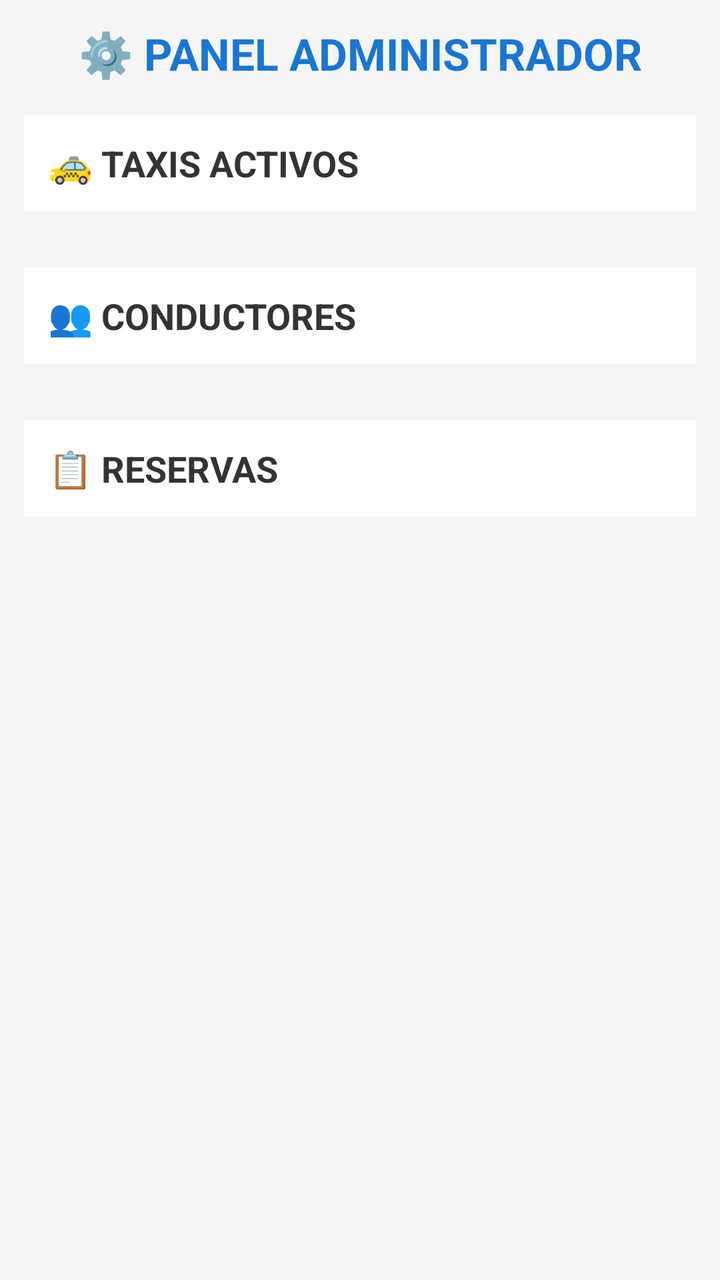
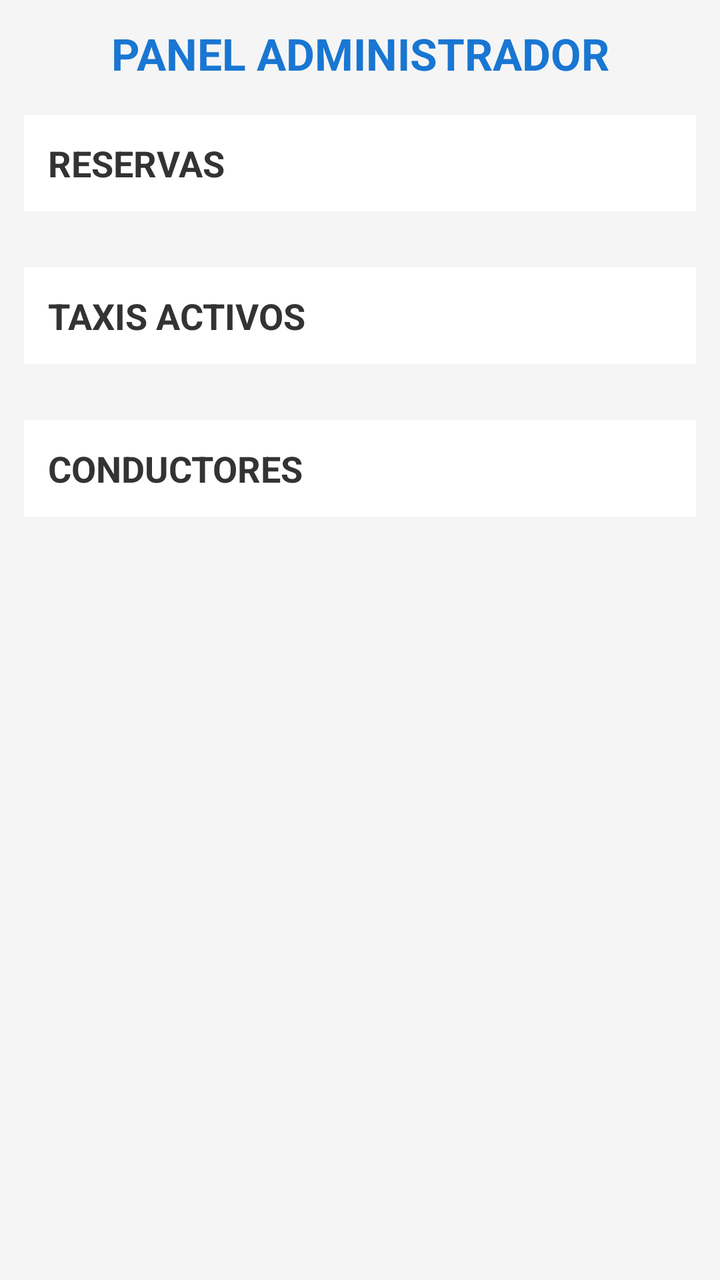

The first picture is an Android layout as it rendered before a commit; the second is the same layout after the commit. The layout source and the unified diff follow.
<!-- AndroidManifest.xml: application theme Theme.TaxiFB -->
<!-- res/layout/activity_admin.xml -->
<?xml version="1.0" encoding="utf-8"?>
<ScrollView xmlns:android="http://schemas.android.com/apk/res/android"
    android:layout_width="match_parent"
    android:layout_height="match_parent"
    android:fillViewport="true"
    android:background="#F5F5F5">

    <LinearLayout
        android:layout_width="match_parent"
        android:layout_height="wrap_content"
        android:orientation="vertical"
        android:padding="12dp">

        
        <TextView
            android:layout_width="match_parent"
            android:layout_height="wrap_content"
            android:text="⚙️ PANEL ADMINISTRADOR"
            android:textSize="22sp"
            android:textStyle="bold"
            android:textColor="#1976D2"
            android:gravity="center"
            android:layout_marginBottom="16dp"/>

        
        <TextView
            android:layout_width="match_parent"
            android:layout_height="wrap_content"
            android:text="🚕 TAXIS ACTIVOS"
            android:textSize="18sp"
            android:textStyle="bold"
            android:textColor="#333"
            android:background="#FFFFFF"
            android:padding="12dp"
            android:layout_marginBottom="8dp"/>

        <HorizontalScrollView
            android:layout_width="match_parent"
            android:layout_height="wrap_content"
            android:layout_marginBottom="20dp">
            <TableLayout
                android:id="@+id/tablaTaxis"
                android:layout_width="wrap_content"
                android:layout_height="wrap_content"
                android:background="#FFFFFF"
                android:stretchColumns="*"/>
        </HorizontalScrollView>

        
        <TextView
            android:layout_width="match_parent"
            android:layout_height="wrap_content"
            android:text="👥 CONDUCTORES"
            android:textSize="18sp"
            android:textStyle="bold"
            android:textColor="#333"
            android:background="#FFFFFF"
            android:padding="12dp"
            android:layout_marginBottom="8dp"/>

        <HorizontalScrollView
            android:layout_width="match_parent"
            android:layout_height="wrap_content"
            android:layout_marginBottom="20dp">
            <TableLayout
                android:id="@+id/tablaConductores"
                android:layout_width="wrap_content"
                android:layout_height="wrap_content"
                android:background="#FFFFFF"
                android:stretchColumns="*"/>
        </HorizontalScrollView>

        
        <TextView
            android:layout_width="match_parent"
            android:layout_height="wrap_content"
            android:text="📋 RESERVAS"
            android:textSize="18sp"
            android:textStyle="bold"
            android:textColor="#333"
            android:background="#FFFFFF"
            android:padding="12dp"
            android:layout_marginBottom="8dp"/>

        <HorizontalScrollView
            android:layout_width="match_parent"
            android:layout_height="wrap_content"
            android:layout_marginBottom="20dp">
            <TableLayout
                android:id="@+id/tablaReservas"
                android:layout_width="wrap_content"
                android:layout_height="wrap_content"
                android:background="#FFFFFF"
                android:stretchColumns="*"/>
        </HorizontalScrollView>

    </LinearLayout>
</ScrollView>
<!-- resources referenced by this layout -->
<resources>
  <style name="Theme.TaxiFB" parent="Base.Theme.TaxiFB" />
  <style name="Base.Theme.TaxiFB" parent="Theme.Material3.DayNight.NoActionBar">
          
          
      </style>
</resources>

<!-- the commit's change to res/layout/activity_admin.xml (unified diff, before → after) -->
@@ -15,7 +15,7 @@
         <TextView
             android:layout_width="match_parent"
             android:layout_height="wrap_content"
-            android:text="⚙️ PANEL ADMINISTRADOR"
+            android:text="PANEL ADMINISTRADOR"
             android:textSize="22sp"
             android:textStyle="bold"
             android:textColor="#1976D2"
@@ -26,7 +26,31 @@
         <TextView
             android:layout_width="match_parent"
             android:layout_height="wrap_content"
-            android:text="🚕 TAXIS ACTIVOS"
+            android:text="RESERVAS"
+            android:textSize="18sp"
+            android:textStyle="bold"
+            android:textColor="#333"
+            android:background="#FFFFFF"
+            android:padding="12dp"
+            android:layout_marginBottom="8dp"/>
+
+        <HorizontalScrollView
+            android:layout_width="match_parent"
+            android:layout_height="wrap_content"
+            android:layout_marginBottom="20dp">
+            <TableLayout
+                android:id="@+id/tablaReservas"
+                android:layout_width="wrap_content"
+                android:layout_height="wrap_content"
+                android:background="#FFFFFF"
+                android:stretchColumns="*"/>
+        </HorizontalScrollView>
+
+        
+        <TextView
+            android:layout_width="match_parent"
+            android:layout_height="wrap_content"
+            android:text="TAXIS ACTIVOS"
             android:textSize="18sp"
             android:textStyle="bold"
             android:textColor="#333"
@@ -50,7 +74,7 @@
         <TextView
             android:layout_width="match_parent"
             android:layout_height="wrap_content"
-            android:text="👥 CONDUCTORES"
+            android:text="CONDUCTORES"
             android:textSize="18sp"
             android:textStyle="bold"
             android:textColor="#333"
@@ -70,29 +94,5 @@
                 android:stretchColumns="*"/>
         </HorizontalScrollView>
 
-        
-        <TextView
-            android:layout_width="match_parent"
-            android:layout_height="wrap_content"
-            android:text="📋 RESERVAS"
-            android:textSize="18sp"
-            android:textStyle="bold"
-            android:textColor="#333"
-            android:background="#FFFFFF"
-            android:padding="12dp"
-            android:layout_marginBottom="8dp"/>
-
-        <HorizontalScrollView
-            android:layout_width="match_parent"
-            android:layout_height="wrap_content"
-            android:layout_marginBottom="20dp">
-            <TableLayout
-                android:id="@+id/tablaReservas"
-                android:layout_width="wrap_content"
-                android:layout_height="wrap_content"
-                android:background="#FFFFFF"
-                android:stretchColumns="*"/>
-        </HorizontalScrollView>
-
     </LinearLayout>
 </ScrollView>
